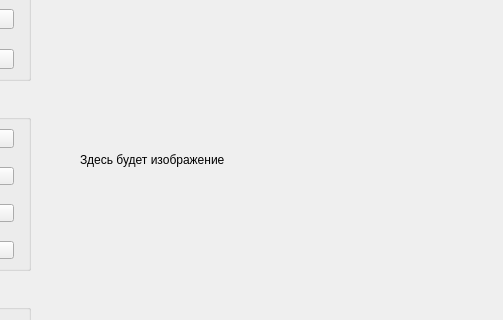
Before: the Qt Designer form labsC/cw2_V9/forms/mainwindow.ui in Jengle88/labs_etu, drawn with Qt 5; both pictures show x 210 to 713 and y 160 to 480 of the 870 by 680 pixel window.
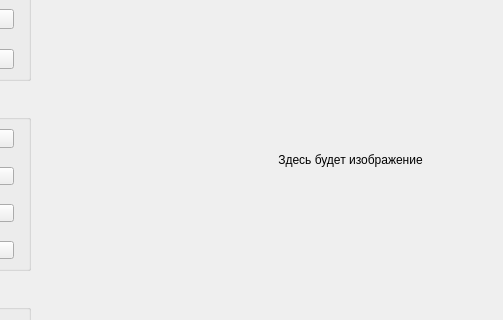
After: the same form once the commit is applied.

The edit to the form file:
```diff
--- a/labsC/cw2_V9/forms/mainwindow.ui
+++ b/labsC/cw2_V9/forms/mainwindow.ui
@@ -41,6 +41,9 @@
     <property name="text">
      <string>Здесь будет изображение</string>
     </property>
+    <property name="alignment">
+     <set>Qt::AlignCenter</set>
+    </property>
     <property name="margin">
      <number>5</number>
     </property>
```
